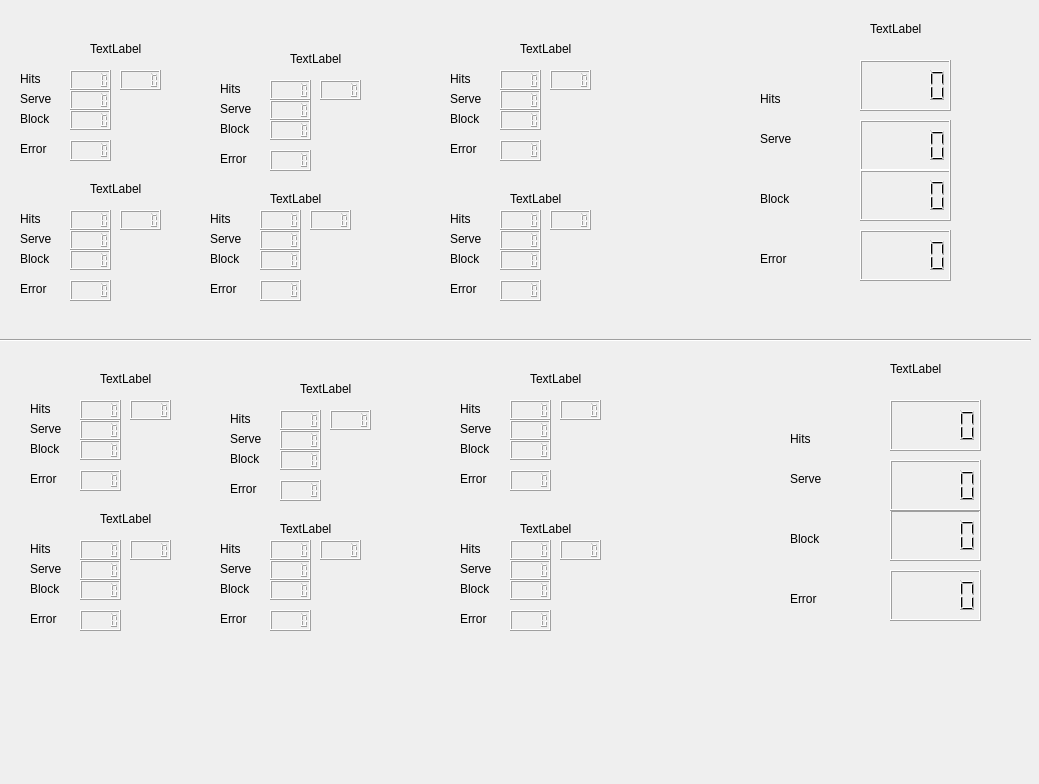
First picture: the form in datavolley2/uis/second.ui, repository twicki/datavolley2, before the edit.
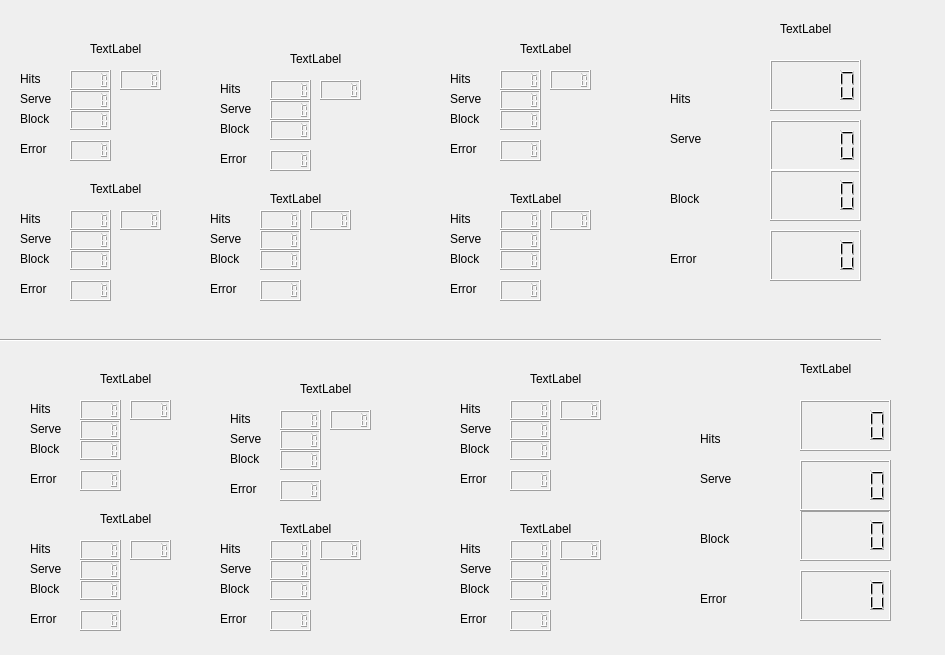
Second picture: the form after the edit.

Diff of the .ui file:
```diff
--- a/datavolley2/uis/second.ui
+++ b/datavolley2/uis/second.ui
@@ -6,8 +6,8 @@
    <rect>
     <x>0</x>
     <y>0</y>
-    <width>1039</width>
-    <height>784</height>
+    <width>945</width>
+    <height>655</height>
    </rect>
   </property>
   <property name="windowTitle">
@@ -1398,7 +1398,7 @@
     <rect>
      <x>0</x>
      <y>330</y>
-     <width>1031</width>
+     <width>881</width>
      <height>20</height>
     </rect>
    </property>
@@ -1409,7 +1409,7 @@
   <widget class="QLabel" name="label_61">
    <property name="geometry">
     <rect>
-     <x>890</x>
+     <x>800</x>
      <y>360</y>
      <width>67</width>
      <height>17</height>
@@ -1422,7 +1422,7 @@
   <widget class="QLabel" name="label_62">
    <property name="geometry">
     <rect>
-     <x>870</x>
+     <x>780</x>
      <y>20</y>
      <width>67</width>
      <height>17</height>
@@ -1435,7 +1435,7 @@
   <widget class="QLabel" name="label_63">
    <property name="geometry">
     <rect>
-     <x>760</x>
+     <x>670</x>
      <y>90</y>
      <width>67</width>
      <height>17</height>
@@ -1448,7 +1448,7 @@
   <widget class="QLabel" name="label_64">
    <property name="geometry">
     <rect>
-     <x>760</x>
+     <x>670</x>
      <y>130</y>
      <width>67</width>
      <height>17</height>
@@ -1461,7 +1461,7 @@
   <widget class="QLabel" name="label_65">
    <property name="geometry">
     <rect>
-     <x>760</x>
+     <x>670</x>
      <y>190</y>
      <width>67</width>
      <height>17</height>
@@ -1474,7 +1474,7 @@
   <widget class="QLabel" name="label_66">
    <property name="geometry">
     <rect>
-     <x>760</x>
+     <x>670</x>
      <y>250</y>
      <width>67</width>
      <height>17</height>
@@ -1487,7 +1487,7 @@
   <widget class="QLCDNumber" name="lcdNumber_61">
    <property name="geometry">
     <rect>
-     <x>860</x>
+     <x>770</x>
      <y>60</y>
      <width>91</width>
      <height>51</height>
@@ -1497,7 +1497,7 @@
   <widget class="QLCDNumber" name="lcdNumber_62">
    <property name="geometry">
     <rect>
-     <x>860</x>
+     <x>770</x>
      <y>120</y>
      <width>91</width>
      <height>51</height>
@@ -1507,7 +1507,7 @@
   <widget class="QLCDNumber" name="lcdNumber_63">
    <property name="geometry">
     <rect>
-     <x>860</x>
+     <x>770</x>
      <y>170</y>
      <width>91</width>
      <height>51</height>
@@ -1517,7 +1517,7 @@
   <widget class="QLCDNumber" name="lcdNumber_64">
    <property name="geometry">
     <rect>
-     <x>890</x>
+     <x>800</x>
      <y>570</y>
      <width>91</width>
      <height>51</height>
@@ -1527,7 +1527,7 @@
   <widget class="QLabel" name="label_67">
    <property name="geometry">
     <rect>
-     <x>790</x>
+     <x>700</x>
      <y>590</y>
      <width>67</width>
      <height>17</height>
@@ -1540,7 +1540,7 @@
   <widget class="QLCDNumber" name="lcdNumber_65">
    <property name="geometry">
     <rect>
-     <x>890</x>
+     <x>800</x>
      <y>510</y>
      <width>91</width>
      <height>51</height>
@@ -1550,7 +1550,7 @@
   <widget class="QLCDNumber" name="lcdNumber_66">
    <property name="geometry">
     <rect>
-     <x>860</x>
+     <x>770</x>
      <y>230</y>
      <width>91</width>
      <height>51</height>
@@ -1560,7 +1560,7 @@
   <widget class="QLabel" name="label_68">
    <property name="geometry">
     <rect>
-     <x>790</x>
+     <x>700</x>
      <y>430</y>
      <width>67</width>
      <height>17</height>
@@ -1573,7 +1573,7 @@
   <widget class="QLCDNumber" name="lcdNumber_67">
    <property name="geometry">
     <rect>
-     <x>890</x>
+     <x>800</x>
      <y>400</y>
      <width>91</width>
      <height>51</height>
@@ -1583,7 +1583,7 @@
   <widget class="QLCDNumber" name="lcdNumber_68">
    <property name="geometry">
     <rect>
-     <x>890</x>
+     <x>800</x>
      <y>460</y>
      <width>91</width>
      <height>51</height>
@@ -1593,7 +1593,7 @@
   <widget class="QLabel" name="label_69">
    <property name="geometry">
     <rect>
-     <x>790</x>
+     <x>700</x>
      <y>470</y>
      <width>67</width>
      <height>17</height>
@@ -1606,7 +1606,7 @@
   <widget class="QLabel" name="label_70">
    <property name="geometry">
     <rect>
-     <x>790</x>
+     <x>700</x>
      <y>530</y>
      <width>67</width>
      <height>17</height>
```
